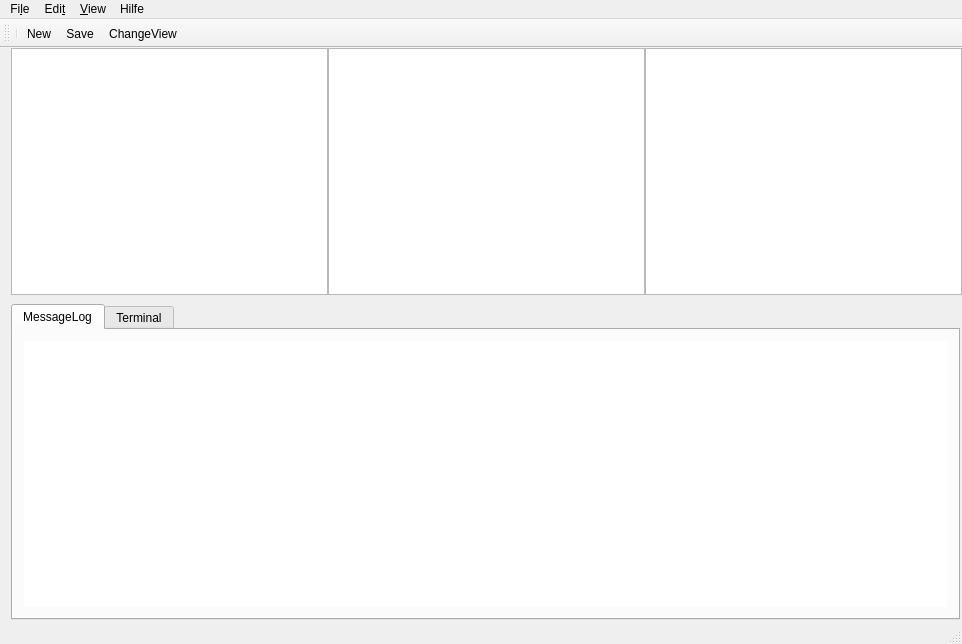
First picture: the form in elbefrontend/mainwindow.ui, repository emtrion/elbe-gui, before the edit.
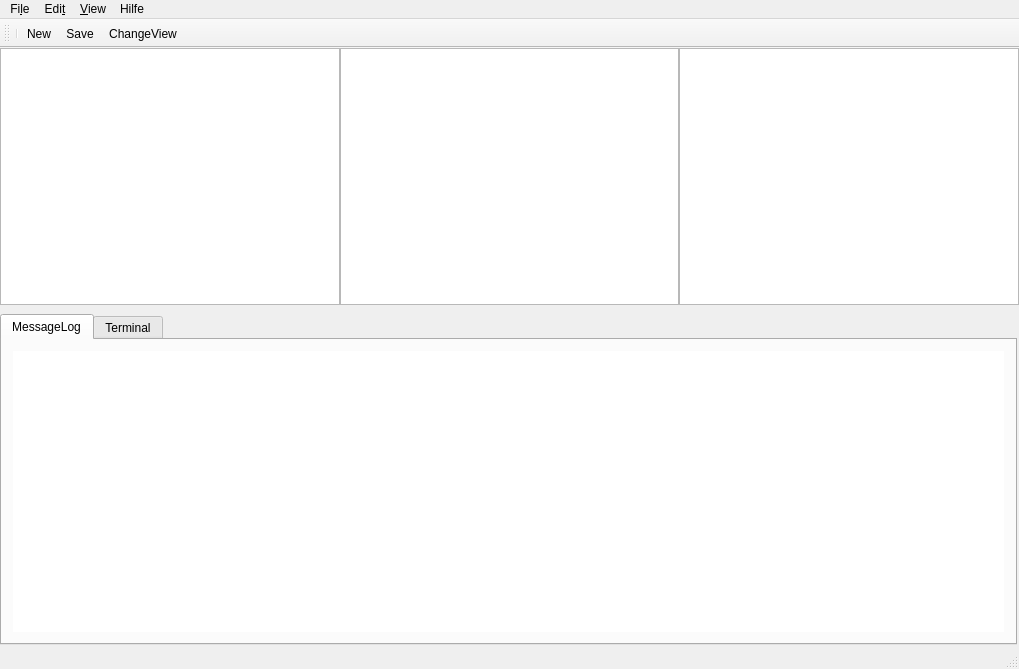
Second picture: the form after the edit. Custom widgets are drawn as their Qt base class.

What changed in the file:
```diff
--- a/elbefrontend/mainwindow.ui
+++ b/elbefrontend/mainwindow.ui
@@ -6,8 +6,8 @@
    <rect>
     <x>0</x>
     <y>0</y>
-    <width>962</width>
-    <height>644</height>
+    <width>1019</width>
+    <height>669</height>
    </rect>
   </property>
   <property name="windowTitle">
@@ -17,6 +17,12 @@
    <enum>QTabWidget::Rounded</enum>
   </property>
   <widget class="QWidget" name="centralWidget">
+   <property name="sizePolicy">
+    <sizepolicy hsizetype="Fixed" vsizetype="Fixed">
+     <horstretch>0</horstretch>
+     <verstretch>0</verstretch>
+    </sizepolicy>
+   </property>
    <layout class="QVBoxLayout" name="verticalLayout_2">
     <property name="spacing">
      <number>0</number>
@@ -24,6 +30,9 @@
     <property name="sizeConstraint">
      <enum>QLayout::SetNoConstraint</enum>
     </property>
+    <property name="leftMargin">
+     <number>0</number>
+    </property>
     <property name="topMargin">
      <number>0</number>
     </property>
@@ -198,7 +207,7 @@
     <rect>
      <x>0</x>
      <y>0</y>
-     <width>962</width>
+     <width>1019</width>
      <height>23</height>
     </rect>
    </property>
@@ -372,6 +381,9 @@
    </property>
   </action>
   <action name="actionOpen">
+   <property name="enabled">
+    <bool>true</bool>
+   </property>
    <property name="text">
     <string>&amp;Open</string>
    </property>
@@ -382,8 +394,11 @@
    </property>
   </action>
   <action name="actionClose">
+   <property name="enabled">
+    <bool>false</bool>
+   </property>
    <property name="text">
-    <string>Close</string>
+    <string>&amp;Close</string>
    </property>
   </action>
  </widget>
```
